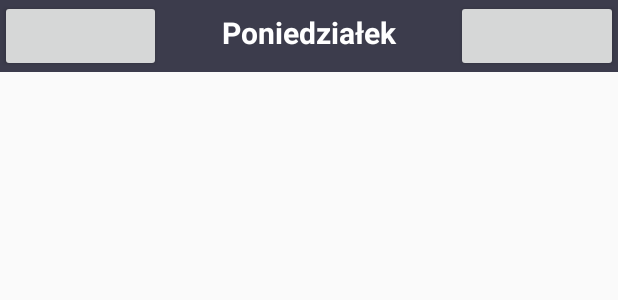
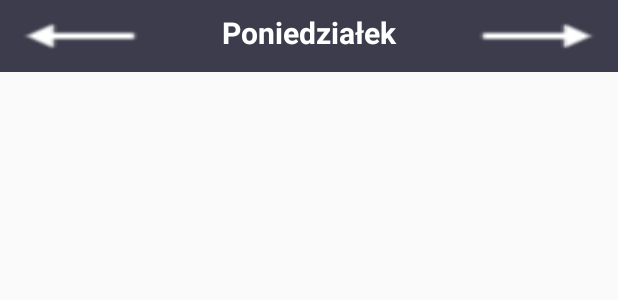
Before and after one commit to jimmorrisson/RApp, an Android app: the layout activity_schedule.xml on its own in the app's theme, with its tools: preview values and no code run, on a phone screen of 412 x 824 dp. Shown: the top 300 px of the screen. Run offline under Robolectric (Android 15) with nearby library versions, the phone set to English and light mode, and no system bars.

Commit message:
Zmienione ikony na tymczasowe

```diff
--- a/app/src/main/res/layout/activity_main.xml
+++ b/app/src/main/res/layout/activity_main.xml
@@ -98,7 +98,7 @@
         android:layout_marginTop="8dp"
         android:layout_marginEnd="8dp"
         android:layout_marginBottom="8dp"
-        android:text="@string/play"
+        android:background="@android:drawable/ic_media_play"
         app:layout_constraintBottom_toTopOf="@+id/button"
         app:layout_constraintEnd_toEndOf="parent"
         app:layout_constraintTop_toBottomOf="@+id/scheduleListView"
@@ -111,7 +111,7 @@
         android:layout_marginStart="8dp"
         android:layout_marginTop="8dp"
         android:layout_marginBottom="8dp"
-        android:text="@string/pause"
+        android:background="@android:drawable/ic_media_pause"
         app:layout_constraintBottom_toTopOf="@+id/button"
         app:layout_constraintStart_toStartOf="parent"
         app:layout_constraintTop_toBottomOf="@+id/scheduleListView"
--- a/app/src/main/res/layout/activity_schedule.xml
+++ b/app/src/main/res/layout/activity_schedule.xml
@@ -15,7 +15,9 @@
             android:layout_width="wrap_content"
             android:layout_height="wrap_content"
             android:layout_weight="16.25"
-            android:onClick="btnLeftClicked"/>
+            android:onClick="btnLeftClicked"
+            android:rotation="-180"
+            android:background="@drawable/arrow_right"/>
 
         <TextView
             android:id="@+id/textViewDay"
@@ -32,7 +34,8 @@
             android:layout_width="wrap_content"
             android:layout_height="wrap_content"
             android:layout_weight="16.25"
-            android:onClick="btnRightClicked"/>
+            android:onClick="btnRightClicked"
+            android:background="@drawable/arrow_right"/>
     </LinearLayout>
 
 
```
Also changed, not shown: app/src/main/res/drawable/arrow_right.png (added), app/src/main/res/drawable/arrow_right_small.png (added).
